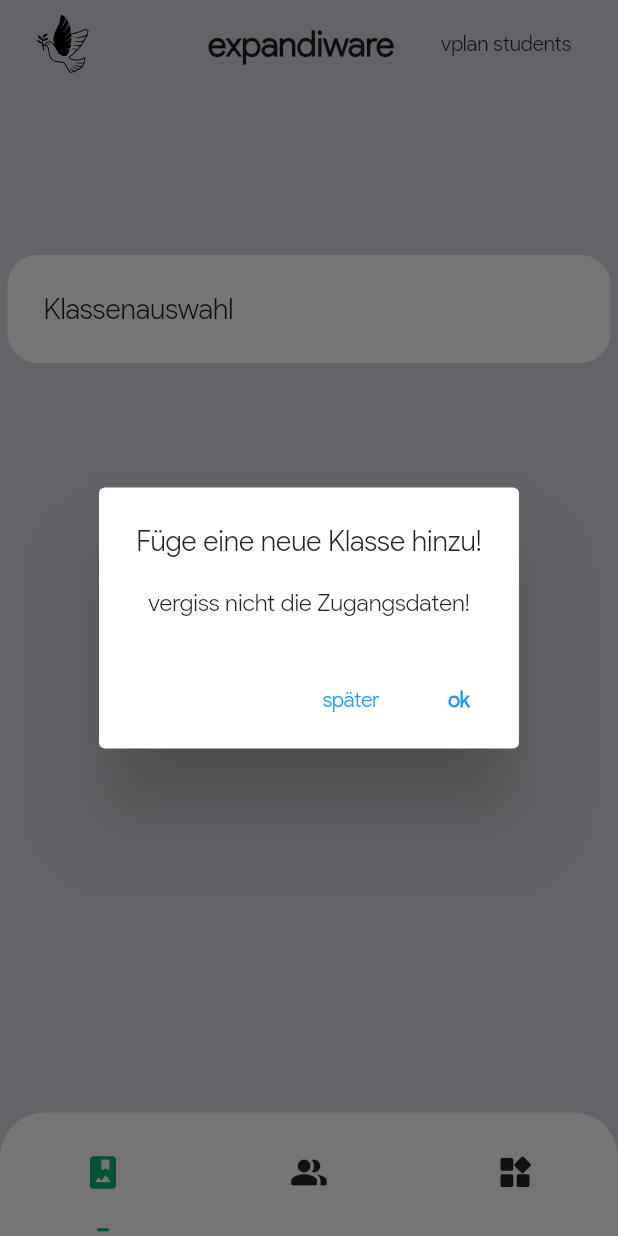
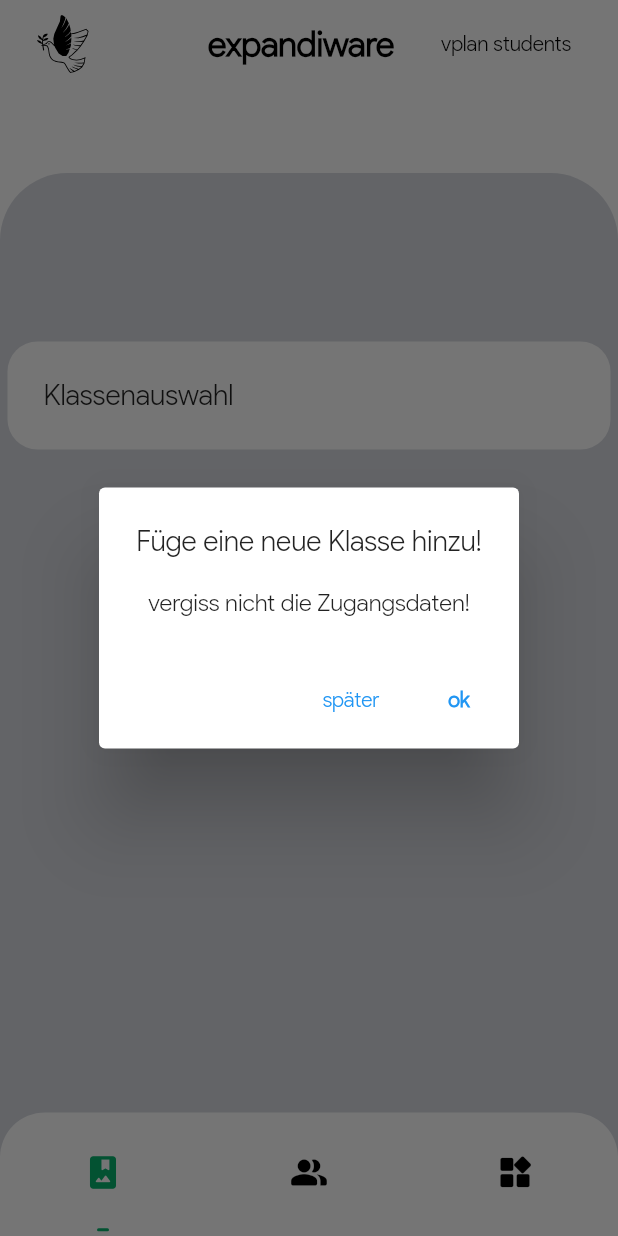
Before and after one commit to badbryany/expandiware, a Flutter app: the screen it shows after launch, on a phone screen of 412 x 824 dp. Run offline on Flutter 3.47's test engine with Material 2 defaults, Android fonts, the phone set to English and light mode, and no system bars; our stand-ins replace awesome_notifications, device_info, flutter_svg, page_transition, pretty_qr_code, shared_preferences; missing offline and left inert: flutter_background_service, flutter_barcode_scanner, http_auth, qr_code_scanner, xml2json; network calls fail.

Commit message:
a design change

```diff
--- a/lib/main.dart
+++ b/lib/main.dart
@@ -151,8 +151,8 @@ class MyApp extends StatelessWidget {
         primaryColor: Color(0xff0884eb),
         indicatorColor: Color(0xffd04f5b),
         focusColor: Colors.white,
-        backgroundColor: Color(0xff1d1e23), //Color(0xff161B28),
-        scaffoldBackgroundColor: Color(0xff010001),
+        backgroundColor: Color(0xff101012), //Color(0xff161B28),
+        scaffoldBackgroundColor: Colors.black,
       ),
       theme: ThemeData(
         fontFamily: 'Poppins',
@@ -164,6 +164,15 @@ class MyApp extends StatelessWidget {
         backgroundColor: Colors.white, //Color(0xffe7e7e7),
         scaffoldBackgroundColor: Color(0xffd7dae1), //Colors.white,
       ),
+      /*theme: ThemeData(
+        fontFamily: 'Poppins',
+        brightness: Brightness.light,
+        scaffoldBackgroundColor: Color(0xffeffbf9),
+        backgroundColor: Color(0xff18181a),
+        cardColor: Color(0xffecf0ef),
+        focusColor: Colors.white,
+        accentColor: Color(0xff68f9ff),
+      ),*/
       home: Scaffold(
         body: HomePage(),
       ),
@@ -284,14 +293,21 @@ class _HomePageState extends State<HomePage> {
     }
     return Scaffold(
       resizeToAvoidBottomInset: false,
-      body: SafeArea(
+      body: SizedBox(
         child: Container(
           child: Stack(
             children: [
               // APPBAR
               Container(
-                margin: EdgeInsets.only(top: 10),
                 alignment: Alignment.topCenter,
+                color: Theme.of(context).backgroundColor,
+                height: MediaQuery.of(context).size.height * 0.2,
+                child: Padding(
+                  padding: const EdgeInsets.only(
+                    top: 10,
+                    bottom: 10,
+                  ),
+                  child: SafeArea(
                     child: Row(
                       mainAxisAlignment: MainAxisAlignment.spaceBetween,
                       crossAxisAlignment: CrossAxisAlignment.center,
@@ -308,6 +324,7 @@ class _HomePageState extends State<HomePage> {
                           style: TextStyle(
                             fontWeight: FontWeight.bold,
                             fontSize: 23,
+                            color: Theme.of(context).focusColor,
                           ),
                         ),
                         SizedBox(
@@ -315,14 +332,29 @@ class _HomePageState extends State<HomePage> {
                           child: Text(
                             activeText,
                             textAlign: TextAlign.center,
+                            style: TextStyle(
+                              color: Theme.of(context).focusColor,
+                            ),
                           ),
                         ),
                         SizedBox(),
                       ],
                     ),
                   ),
+                ),
+              ),
               // CONTENT
               Container(
+                margin: EdgeInsets.only(
+                  top: MediaQuery.of(context).size.height * 0.14,
+                ),
+                decoration: BoxDecoration(
+                  borderRadius: const BorderRadius.only(
+                    topLeft: Radius.circular(45),
+                    topRight: Radius.circular(45),
+                  ),
+                  color: Theme.of(context).scaffoldBackgroundColor,
+                ),
                 alignment: Alignment.center,
                 child: AnimatedSwitcher(
                   duration: Duration(milliseconds: 250),
@@ -370,7 +402,7 @@ class _HomePageState extends State<HomePage> {
                                     size: 26,
                                     color: activeText == e['text']
                                         ? Theme.of(context).accentColor
-                                        : null,
+                                        : Theme.of(context).focusColor,
                                   ),
                                 ),
                               ),
```
Also changed, not shown: lib/pages/vplan/Plan.dart (+96 -44 lines). Lines whose indentation alone changed are shown as unchanged.
